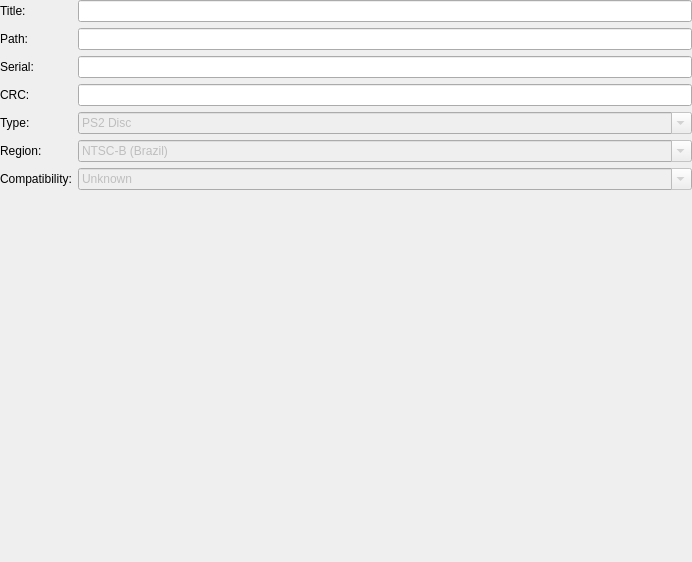
Old version of the form pcsx2-qt/Settings/GameSummaryWidget.ui in the repository PCSX2/pcsx2.
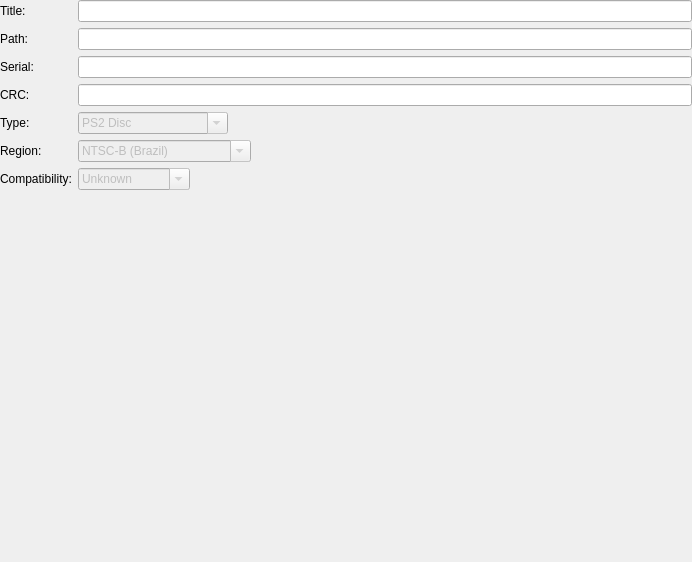
New version of the form. Icons and pictures are not drawn.

Commit message: Qt: Fix game summary field size on macOS

The edit to the form file:
```diff
--- a/pcsx2-qt/Settings/GameSummaryWidget.ui
+++ b/pcsx2-qt/Settings/GameSummaryWidget.ui
@@ -11,6 +11,9 @@
    </rect>
   </property>
   <layout class="QFormLayout" name="formLayout">
+   <property name="fieldGrowthPolicy">
+    <enum>QFormLayout::ExpandingFieldsGrow</enum>
+   </property>
    <property name="leftMargin">
     <number>0</number>
    </property>
```
